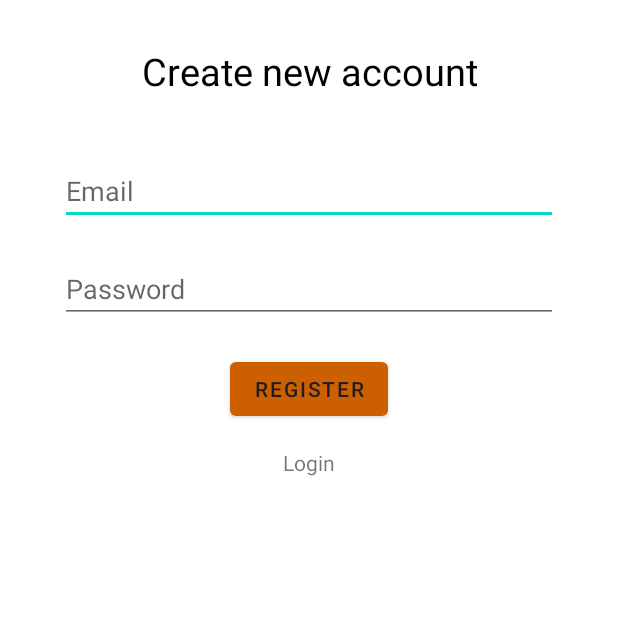
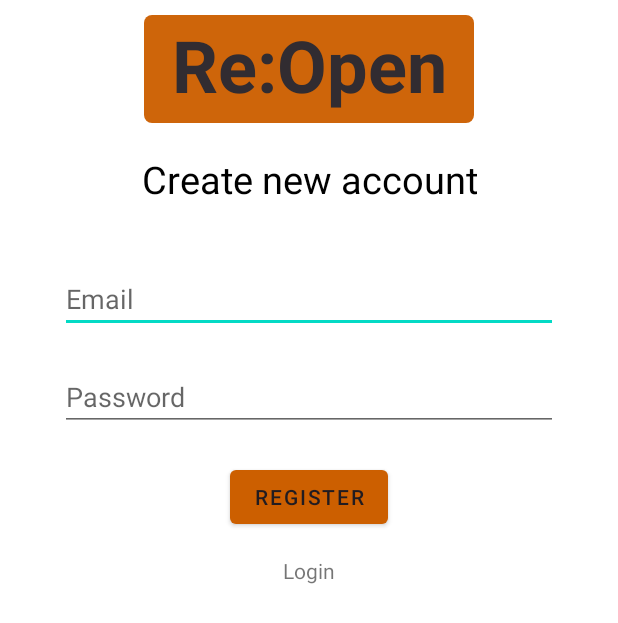
Before and after one commit to jeff-pancho/ReOpen, an Android app: the screen it shows after launch (RegisterActivity), on a phone screen of 412 x 824 dp. Shown: the top 623 px of the screen. Run offline under Robolectric (Android 15) with nearby library versions, the phone set to English and light mode, and no system bars; our stand-ins replace Firebase (no records; nobody signed in at launch, a user with empty details on screens opened directly).

Commit message:
Added logo to login and register page.

```diff
--- a/app/src/main/res/layout/activity_main.xml
+++ b/app/src/main/res/layout/activity_main.xml
@@ -46,7 +46,7 @@
             android:orientation="vertical" >
 
             <TextView
-                android:id="@+id/textView"
+                android:id="@+id/titleMain"
                 android:layout_width="220dp"
                 android:layout_height="wrap_content"
                 android:text="@string/app_name"
--- a/app/src/main/res/layout/activity_register.xml
+++ b/app/src/main/res/layout/activity_register.xml
@@ -6,6 +6,16 @@
     android:layout_height="match_parent"
     android:orientation="vertical"
     tools:context=".RegisterActivity">
+
+    <TextView
+        android:id="@+id/titleRegister"
+        android:layout_width="220dp"
+        android:layout_height="wrap_content"
+        android:text="@string/app_name"
+        style="@style/TitleText"
+        android:gravity="center_horizontal"
+        android:layout_gravity="center_horizontal"
+        />
 
     <TextView
         android:id="@+id/tvApp"
```
Also changed, not shown: app/src/main/res/layout/activity_login.xml (+10 -0 lines).
